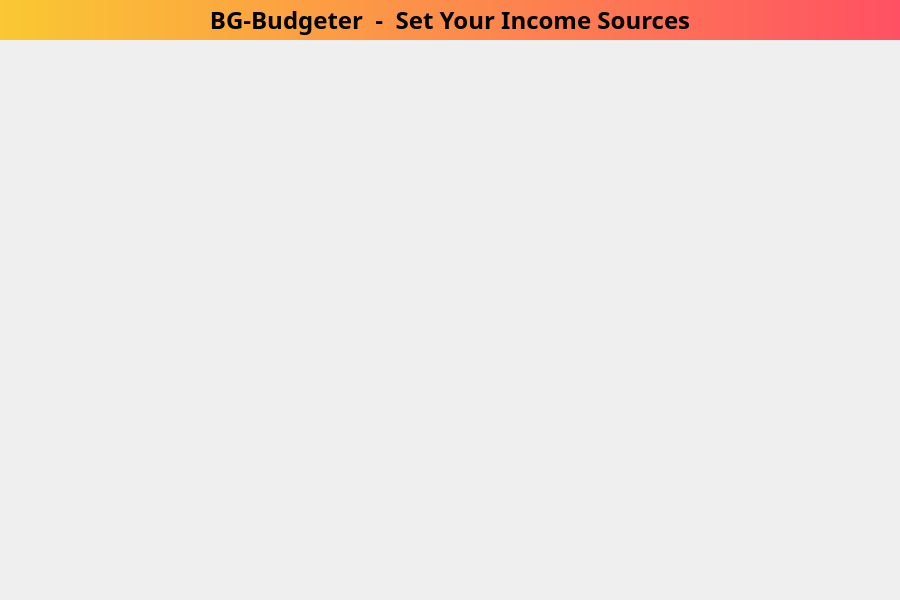
First picture: the form in QtUiFiles/budgeter.ui, repository BenSGrant/BG-Budgeter, before the edit.
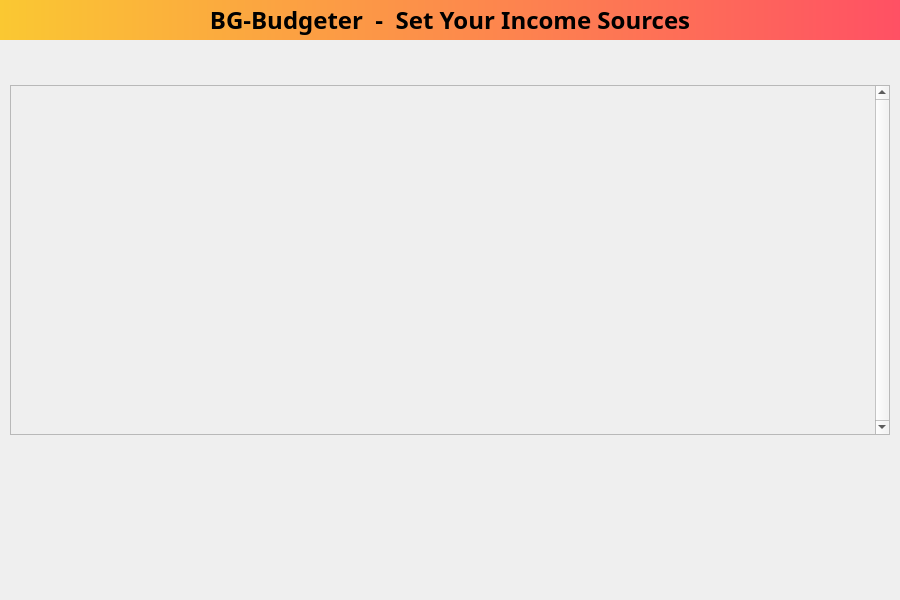
Second picture: the form after the edit. The open tabs and pages were chosen to show the change.

Commit message: added scroll area to ui on income page

```diff
--- a/QtUiFiles/budgeter.ui
+++ b/QtUiFiles/budgeter.ui
@@ -191,6 +191,36 @@
       <set>Qt::AlignCenter</set>
      </property>
     </widget>
+    <widget class="QScrollArea" name="incomeSourcesScrollArea">
+     <property name="geometry">
+      <rect>
+       <x>10</x>
+       <y>85</y>
+       <width>880</width>
+       <height>350</height>
+      </rect>
+     </property>
+     <property name="verticalScrollBarPolicy">
+      <enum>Qt::ScrollBarAlwaysOn</enum>
+     </property>
+     <property name="horizontalScrollBarPolicy">
+      <enum>Qt::ScrollBarAlwaysOff</enum>
+     </property>
+     <property name="widgetResizable">
+      <bool>true</bool>
+     </property>
+     <widget class="QWidget" name="incomeScrollAreaContents">
+      <property name="geometry">
+       <rect>
+        <x>0</x>
+        <y>0</y>
+        <width>857</width>
+        <height>348</height>
+       </rect>
+      </property>
+      <layout class="QVBoxLayout" name="verticalLayout_3"/>
+     </widget>
+    </widget>
    </widget>
   </widget>
  </widget>
```
The commit also changes 1 other file.
